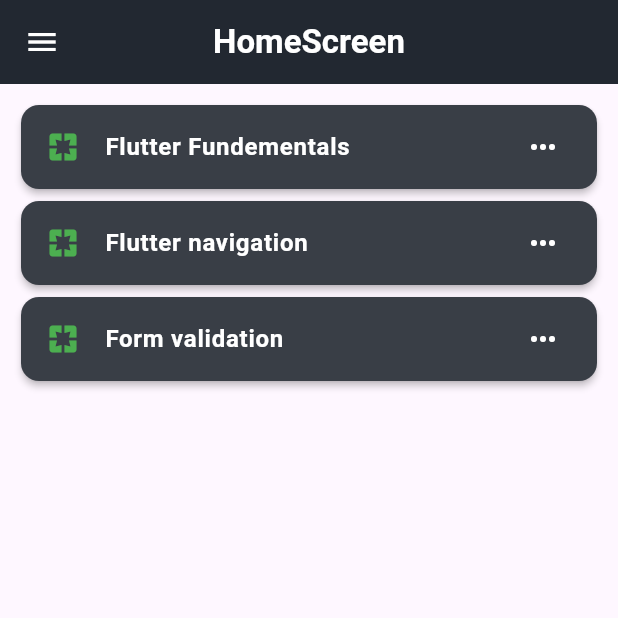
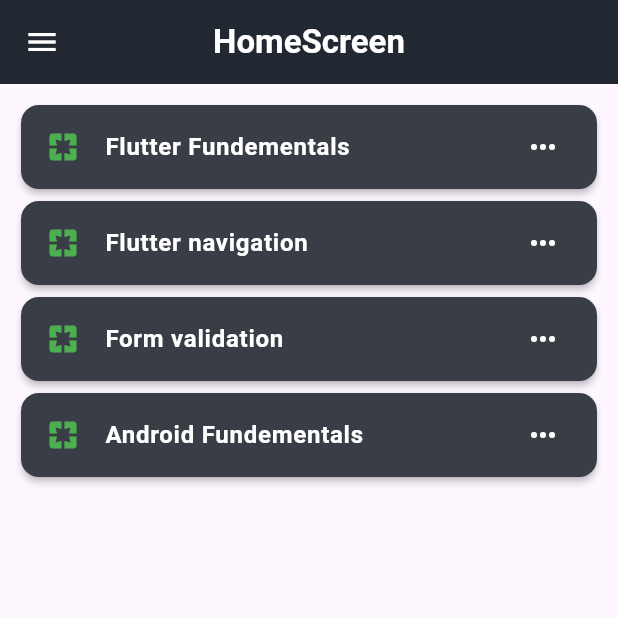
Before and after one commit to Muhammed-Aflah-A/the_application, a Flutter app: the HomeScreen screen opened by its route, on a phone screen of 412 x 824 dp, the top half of it. Run offline on Flutter 3.47's test engine with Material 3 defaults, Android fonts, the phone set to English and light mode, and no system bars; our stand-ins replace shared_preferences; accounts and stored records are empty.

Commit message:
added android fundemental page

```diff
--- a/lib/main.dart
+++ b/lib/main.dart
@@ -3,6 +3,7 @@ import 'package:provider/provider.dart';
 import 'package:the_app/notifier/login_provider.dart';
 import 'package:the_app/notifier/register_provider.dart';
 import 'package:the_app/notifier/theme_provider.dart';
+import 'package:the_app/view/android_fundementals.dart';
 import 'package:the_app/view/flutter_fundementals.dart';
 import 'package:the_app/view/flutter_navigation.dart';
 import 'package:the_app/view/flutter_navigation_2.dart';
@@ -54,6 +55,7 @@ class _MyAppState extends State<MyApp> {
         "flutter_navigation": (context) => Page2(),
         "flutter_navigation_2": (context) => DataReciever(),
         "form_validation": (context) => Page3(),
+        "android_fundementals": (context) => Page4(),
       },
     );
   }
--- a/lib/utils/colours.dart
+++ b/lib/utils/colours.dart
@@ -38,6 +38,7 @@ class AppColor {
   static const buttonForeground = Colors.black;
   static const buttonBg = Colors.white;
   static const buttonBorder = Colors.black;
+  static const buttonBorder_2 = Colors.grey;
   static const buttonColor = Color(0xFFD3DAD9);
 
   //Styling Colors -
--- a/lib/view/form_validation.dart
+++ b/lib/view/form_validation.dart
@@ -26,7 +26,7 @@ class _Page3State extends State<Page3> {
         backgroundColor: AppColor.appbar,
         foregroundColor: AppColor.appbarText,
         title: Text(
-          "Flutter Navigation",
+          "Form Validation",
           style: TextStyle(fontWeight: FontWeight.bold),
         ),
         centerTitle: true,
@@ -191,7 +191,7 @@ class _Page3State extends State<Page3> {
                                 });
                               },
                               divisions: 100,
-                              label: currentValue.toStringAsFixed(0),
+                              label: currentValue.round().toString(),
                               activeColor: Colors.green,
                               inactiveColor: Colors.grey,
                             ),
--- a/lib/view/home_screen.dart
+++ b/lib/view/home_screen.dart
@@ -153,6 +153,27 @@ class _HomeScreenState extends State<HomeScreen> {
                 ),
               ),
             ),
+            Card(
+              elevation: 2,
+              color: AppColor.cardColor,
+              child: ListTile(
+                leading: Icon(Icons.pages, color: AppColor.pageIcon),
+                title: Text(
+                  "Android Fundementals",
+                  style: TextStyle(
+                    fontWeight: FontWeight.bold,
+                    color: AppColor.normalText,
+                  ),
+                ),
+                onTap: () {
+                  Navigator.pushNamed(context, "android_fundementals");
+                },
+                trailing: Icon(
+                  Icons.more_horiz,
+                  color: AppColor.horizontalMoreIcon,
+                ),
+              ),
+            ),
           ],
         ),
       ),
```
Also changed, not shown: lib/view/android_fundementals.dart (added, +36 -0 lines), lib/view/flutter_fundementals.dart (+4 -4 lines), lib/notifier/android_fund_provider.dart (added).
